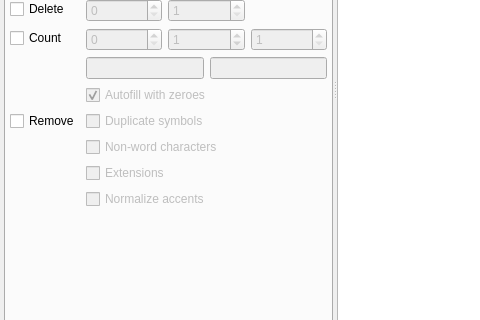
This is demimove/data/gui.ui in gmdfalk/demimove as Qt 5 draws it before an edit; both pictures show x 0 to 480 and y 228 to 548 of the 978 by 656 pixel window. The edited form follows.
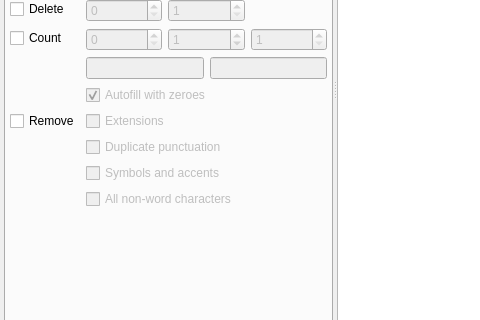
This is the edited form.

Commit message: Adjusting a couple of attributes. Fixed normalize! Mister can you tell me where my love is gone? He's a japanese boy.

```diff
--- a/demimove/data/gui.ui
+++ b/demimove/data/gui.ui
@@ -139,6 +139,16 @@
                </property>
               </widget>
              </item>
+             <item row="3" column="1">
+              <widget class="QLineEdit" name="excludeedit">
+               <property name="enabled">
+                <bool>false</bool>
+               </property>
+               <property name="toolTip">
+                <string>&lt;html&gt;&lt;head/&gt;&lt;body&gt;&lt;p&gt;&lt;span style=&quot; font-weight:600;&quot;&gt;Exclude&lt;/span&gt;&lt;/p&gt;&lt;p&gt;Files and Directories to exclude. Comma separated.&lt;/p&gt;&lt;/body&gt;&lt;/html&gt;</string>
+               </property>
+              </widget>
+             </item>
              <item row="4" column="0">
               <widget class="QCheckBox" name="casecheck">
                <property name="text">
@@ -425,32 +435,6 @@
               </widget>
              </item>
              <item row="11" column="1">
-              <widget class="QCheckBox" name="removeduplicatescheck">
-               <property name="enabled">
-                <bool>false</bool>
-               </property>
-               <property name="toolTip">
-                <string>&lt;html&gt;&lt;head/&gt;&lt;body&gt;&lt;p&gt;&lt;span style=&quot; font-weight:600;&quot;&gt;Remove duplicate symbols&lt;/span&gt;&lt;/p&gt;&lt;p&gt;Reduces multiple successive occurrences of space, dot, hyphen and other common symbols to a single occurrence.&lt;/p&gt;&lt;/body&gt;&lt;/html&gt;</string>
-               </property>
-               <property name="text">
-                <string>Duplicate symbols</string>
-               </property>
-              </widget>
-             </item>
-             <item row="12" column="1">
-              <widget class="QCheckBox" name="removenonwordscheck">
-               <property name="enabled">
-                <bool>false</bool>
-               </property>
-               <property name="toolTip">
-                <string>&lt;html&gt;&lt;head/&gt;&lt;body&gt;&lt;p&gt;&lt;span style=&quot; font-weight:600;&quot;&gt;Remove non-word characters&lt;/span&gt;&lt;/p&gt;&lt;p&gt;This will only allow [A-Za-z0-9_.-].&lt;/p&gt;&lt;/body&gt;&lt;/html&gt;</string>
-               </property>
-               <property name="text">
-                <string>Non-word characters</string>
-               </property>
-              </widget>
-             </item>
-             <item row="13" column="1">
               <widget class="QCheckBox" name="removeextensionscheck">
                <property name="enabled">
                 <bool>false</bool>
@@ -463,26 +447,42 @@
                </property>
               </widget>
              </item>
+             <item row="12" column="1">
+              <widget class="QCheckBox" name="removeduplicatescheck">
+               <property name="enabled">
+                <bool>false</bool>
+               </property>
+               <property name="toolTip">
+                <string>&lt;html&gt;&lt;head/&gt;&lt;body&gt;&lt;p&gt;&lt;span style=&quot; font-weight:600;&quot;&gt;Remove duplicate punctuation&lt;/span&gt;&lt;/p&gt;&lt;p&gt;Reduces multiple successive occurrences of space, dot, hyphen and other common punctuation to a single occurrence.&lt;/p&gt;&lt;/body&gt;&lt;/html&gt;</string>
+               </property>
+               <property name="text">
+                <string>Duplicate punctuation</string>
+               </property>
+              </widget>
+             </item>
+             <item row="13" column="1">
+              <widget class="QCheckBox" name="removesymbolscheck">
+               <property name="enabled">
+                <bool>false</bool>
+               </property>
+               <property name="toolTip">
+                <string>&lt;html&gt;&lt;head/&gt;&lt;body&gt;&lt;p&gt;&lt;span style=&quot; font-weight:600;&quot;&gt;Remove Symbols and Accents&lt;/span&gt;&lt;/p&gt;&lt;p&gt;This will &amp;quot;normalize&amp;quot; the target name by deleting most symbols and replacing accents with their ascii representation, i.e. &amp;quot;čáñů&amp;quot; will become &amp;quot;canu&amp;quot;.&lt;/p&gt;&lt;p&gt;Allowed chars are ascii_letters + digits + &amp;quot; _.-+&amp;quot;&lt;/p&gt;&lt;/body&gt;&lt;/html&gt;</string>
+               </property>
+               <property name="text">
+                <string>Symbols and accents</string>
+               </property>
+              </widget>
+             </item>
              <item row="14" column="1">
-              <widget class="QCheckBox" name="normalizeaccentscheck">
+              <widget class="QCheckBox" name="removenonwordscheck">
                <property name="enabled">
                 <bool>false</bool>
                </property>
                <property name="toolTip">
-                <string>&lt;html&gt;&lt;head/&gt;&lt;body&gt;&lt;p&gt;&lt;span style=&quot; font-weight:600;&quot;&gt;Remove Accents&lt;/span&gt;&lt;/p&gt;&lt;p&gt;This will replace e.g. &amp;quot;čáñů&amp;quot; with &amp;quot;canu&amp;quot;.&lt;/p&gt;&lt;/body&gt;&lt;/html&gt;</string>
+                <string>&lt;html&gt;&lt;head/&gt;&lt;body&gt;&lt;p&gt;&lt;span style=&quot; font-weight:600;&quot;&gt;Remove non-word characters&lt;/span&gt;&lt;/p&gt;&lt;p&gt;The hardcore sanitation. This will only allow word characters: [A-Za-z0-9_.-].&lt;/p&gt;&lt;/body&gt;&lt;/html&gt;</string>
                </property>
                <property name="text">
-                <string>Normalize accents</string>
-               </property>
-              </widget>
-             </item>
-             <item row="3" column="1">
-              <widget class="QLineEdit" name="excludeedit">
-               <property name="enabled">
-                <bool>false</bool>
-               </property>
-               <property name="toolTip">
-                <string>&lt;html&gt;&lt;head/&gt;&lt;body&gt;&lt;p&gt;&lt;span style=&quot; font-weight:600;&quot;&gt;Exclude&lt;/span&gt;&lt;/p&gt;&lt;p&gt;Files and Directories to exclude. Comma separated.&lt;/p&gt;&lt;/body&gt;&lt;/html&gt;</string>
+                <string>All non-word characters</string>
                </property>
               </widget>
              </item>
```
Left out of the diff: 2 changed lines with no effect on the pictures. The commit also changes 6 other files.
